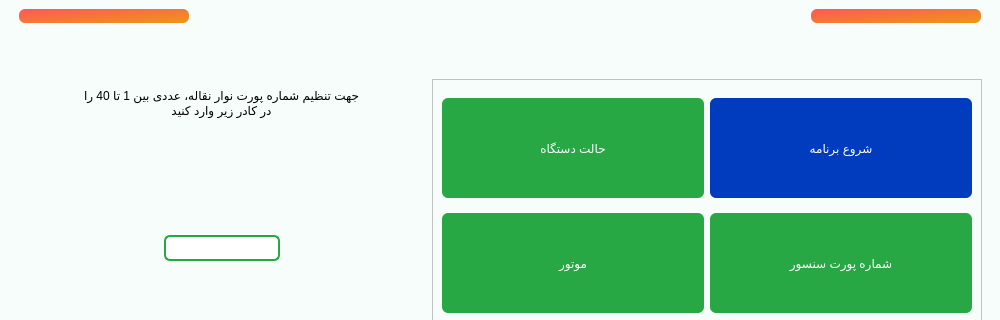
Farazist/raspberrypi-app, file main.ui: the form before one commit; both pictures show x 0 to 1000 and y 0 to 320 of the 1000 by 600 pixel window.
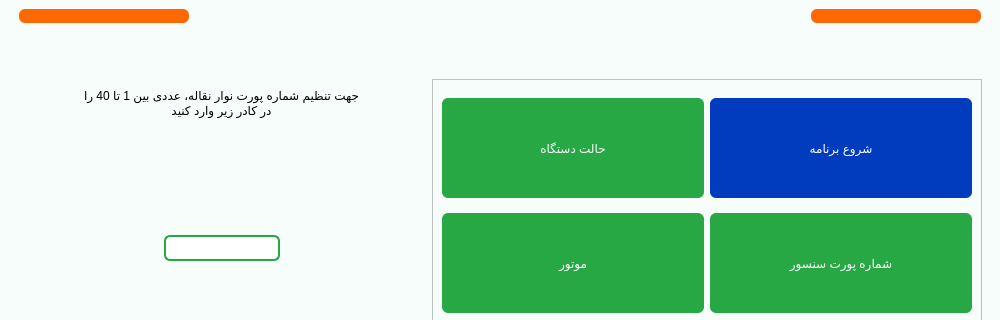
The form after the commit. The open tabs and pages were chosen to show the change. Icons and pictures are not drawn.

```diff
--- a/main.ui
+++ b/main.ui
@@ -50,11 +50,17 @@
          </size>
         </property>
         <property name="styleSheet">
-         <string notr="true">font: 20pt &quot;IRANSans&quot;;
+         <string notr="true">QPushButton{
+font: 20pt &quot;IRANSans&quot;;
 color: rgb(255, 255, 255);
-background-color:qlineargradient(x1:0, y1:0, x2:1, y2:1, stop:0 #FE5858, stop:1 #EE9617);
+background-color:#ff6700;
 border-radius: 6px;
-outline-style: none;</string>
+outline-style: none;
+}
+QPushButton:pressed {
+background-color: #b34700;
+border-style: inset;
+}</string>
         </property>
         <property name="text">
          <string/>
@@ -95,11 +101,17 @@
          </size>
         </property>
         <property name="styleSheet">
-         <string notr="true">font: 20pt &quot;IRANSans&quot;;
+         <string notr="true">QPushButton{
+font: 20pt &quot;IRANSans&quot;;
 color: rgb(255, 255, 255);
-background-color:qlineargradient(x1:0, y1:0, x2:1, y2:1, stop:0 #FE5858, stop:1 #EE9617);
+background-color:#ff6700;
 border-radius: 6px;
-outline-style: none;</string>
+outline-style: none;
+}
+QPushButton:pressed {
+background-color: #b34700;
+border-style: inset;
+}</string>
         </property>
         <property name="text">
          <string/>
```
Left out of the diff: 234 changed lines with no effect on the pictures.
